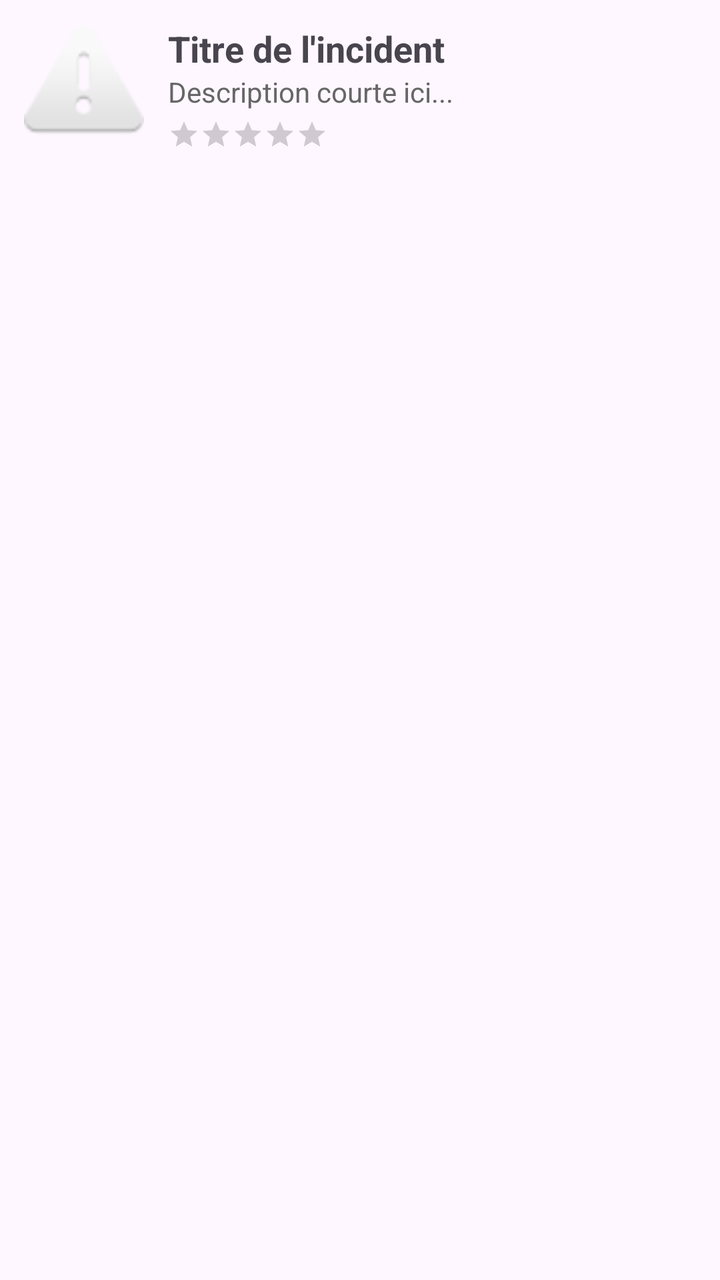
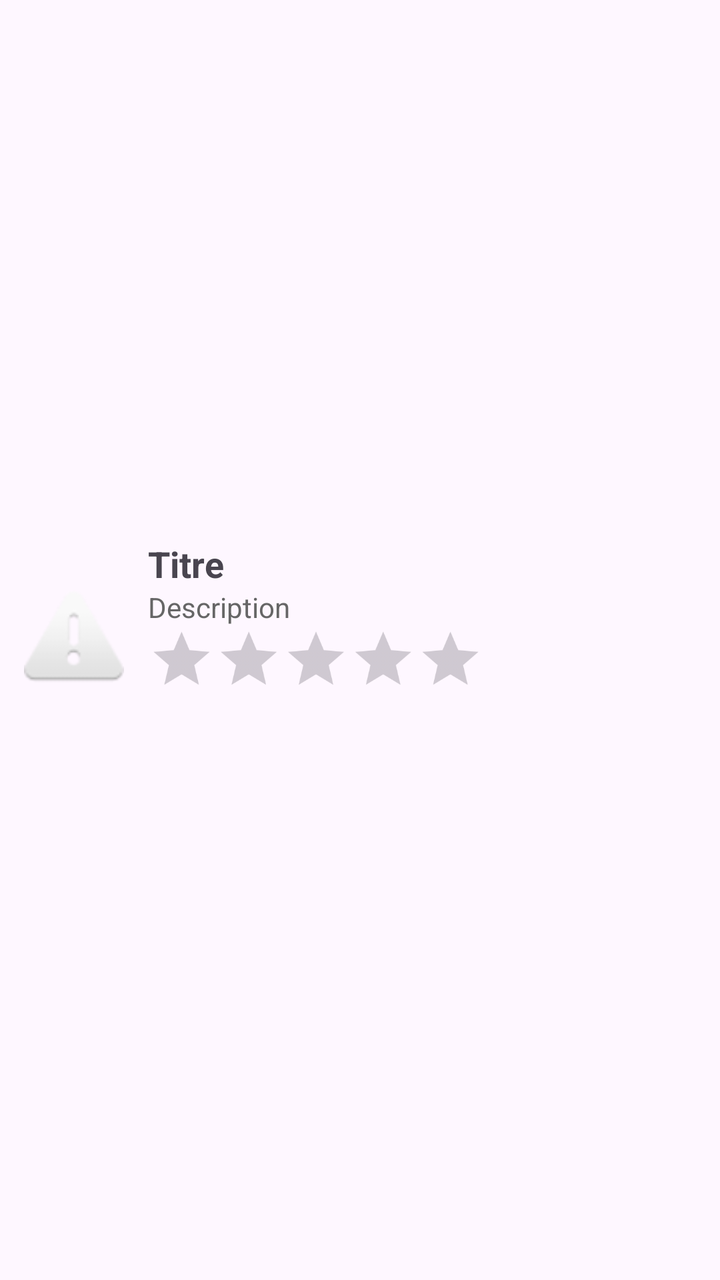

The first picture is an Android layout as it rendered before a commit; the second is the same layout after the commit. The layout source and the unified diff follow.
<!-- AndroidManifest.xml: application theme Theme.MyApplication -->
<!-- res/layout/item_issue.xml -->
<?xml version="1.0" encoding="utf-8"?>
<LinearLayout xmlns:android="http://schemas.android.com/apk/res/android"
    android:layout_width="match_parent"
    android:layout_height="wrap_content"
    android:orientation="horizontal"
    android:padding="12dp">

    <ImageView
        android:id="@+id/item_priority_image"
        android:layout_width="60dp"
        android:layout_height="60dp"
        android:layout_marginEnd="12dp"
        android:src="@android:drawable/ic_dialog_alert" />

    <LinearLayout
        android:layout_width="0dp"
        android:layout_height="wrap_content"
        android:layout_weight="1"
        android:orientation="vertical">

        <TextView
            android:id="@+id/item_title"
            android:layout_width="match_parent"
            android:layout_height="wrap_content"
            android:text="Titre de l'incident"
            android:textSize="18sp"
            android:textStyle="bold" />

        <TextView
            android:id="@+id/item_description"
            android:layout_width="match_parent"
            android:layout_height="wrap_content"
            android:text="Description courte ici..."
            android:textColor="#666666" />

        <RatingBar
            android:id="@+id/item_status_rating"
            style="?android:attr/ratingBarStyleSmall"
            android:layout_width="wrap_content"
            android:layout_height="wrap_content"
            android:layout_marginTop="4dp"
            android:numStars="5"
            android:stepSize="1.0" />

    </LinearLayout>

</LinearLayout>
<!-- resources referenced by this layout -->
<resources>
  <style name="Theme.MyApplication" parent="Base.Theme.MyApplication" />
  <style name="Base.Theme.MyApplication" parent="Theme.Material3.DayNight.NoActionBar">
          
          
      </style>
</resources>

<!-- the commit's change to res/layout/item_issue.xml (unified diff, before → after) -->
@@ -3,12 +3,13 @@
     android:layout_width="match_parent"
     android:layout_height="wrap_content"
     android:orientation="horizontal"
-    android:padding="12dp">
+    android:padding="12dp"
+    android:gravity="center_vertical">
 
     <ImageView
         android:id="@+id/item_priority_image"
-        android:layout_width="60dp"
-        android:layout_height="60dp"
+        android:layout_width="50dp"
+        android:layout_height="50dp"
         android:layout_marginEnd="12dp"
         android:src="@android:drawable/ic_dialog_alert" />
 
@@ -22,7 +23,7 @@
             android:id="@+id/item_title"
             android:layout_width="match_parent"
             android:layout_height="wrap_content"
-            android:text="Titre de l'incident"
+            android:text="Titre"
             android:textSize="18sp"
             android:textStyle="bold" />
 
@@ -30,17 +31,21 @@
             android:id="@+id/item_description"
             android:layout_width="match_parent"
             android:layout_height="wrap_content"
-            android:text="Description courte ici..."
+            android:text="Description"
             android:textColor="#666666" />
 
+        
         <RatingBar
             android:id="@+id/item_status_rating"
-            style="?android:attr/ratingBarStyleSmall"
             android:layout_width="wrap_content"
             android:layout_height="wrap_content"
-            android:layout_marginTop="4dp"
             android:numStars="5"
-            android:stepSize="1.0" />
+            android:stepSize="1.0"
+            android:scaleX="0.7"
+            android:scaleY="0.7"
+            android:transformPivotX="0dp"
+            android:isIndicator="false"
+            android:focusable="false" />
 
     </LinearLayout>
 
